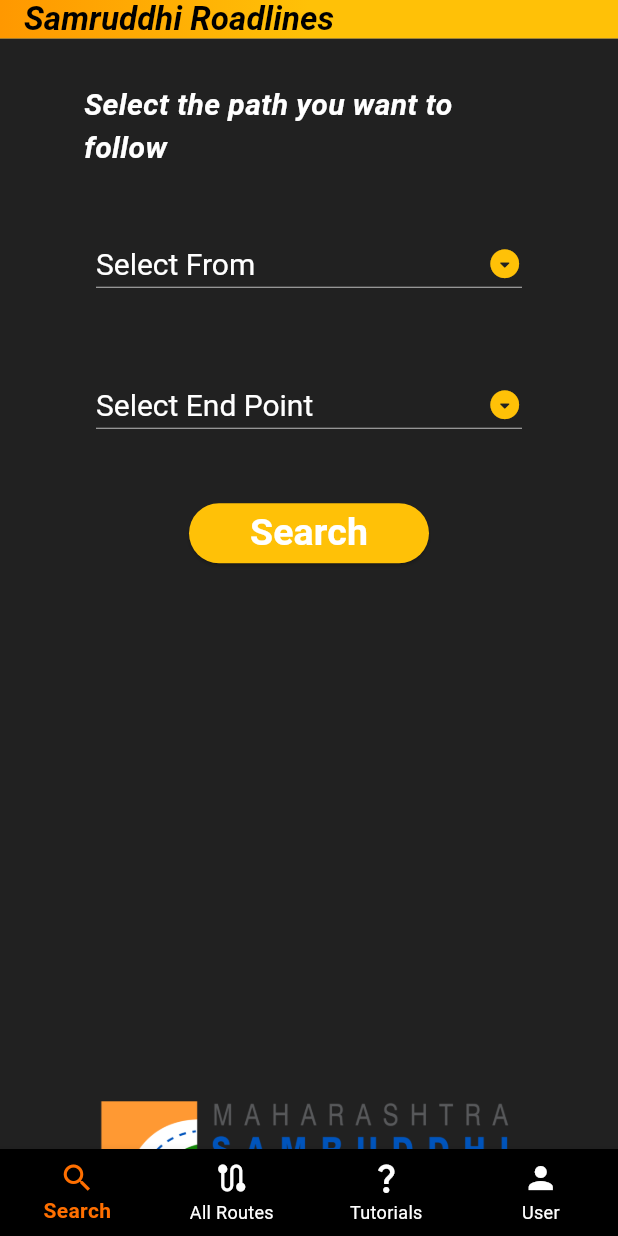
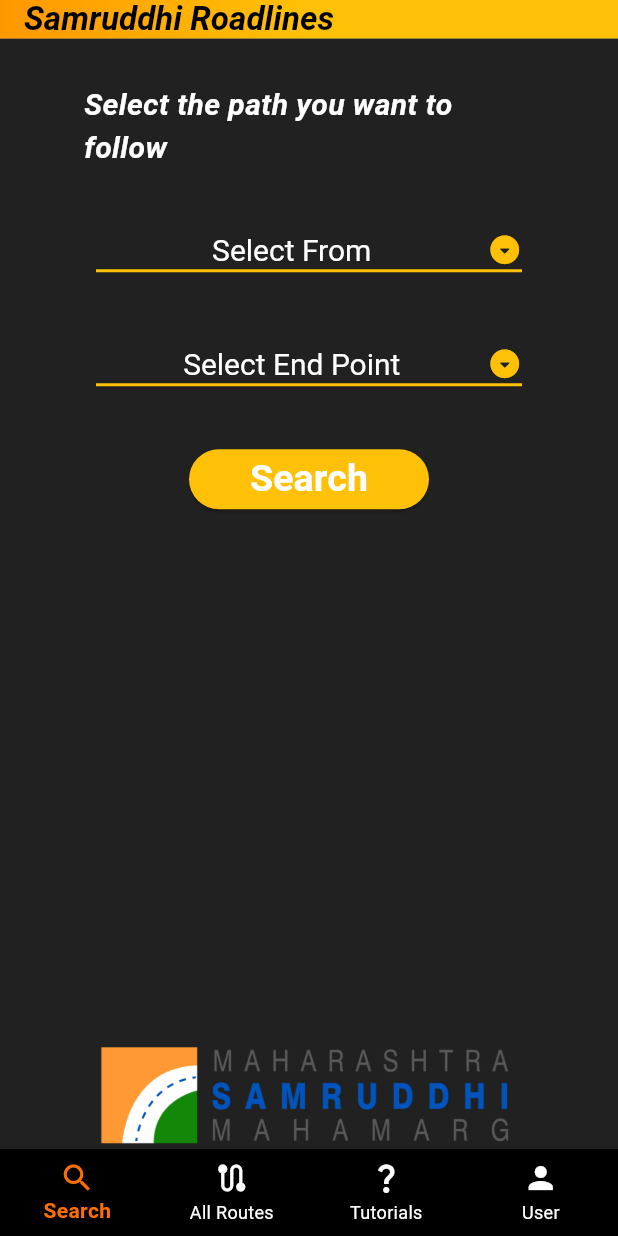
Before and after one commit to COffeebean2610/Project-SHW, a Flutter app: the screen it shows once a user with an empty profile is signed in, on a phone screen of 412 x 824 dp. Run offline on Flutter 3.47's test engine with Material 3 defaults, Android fonts, the phone set to English and light mode, and no system bars; our stand-ins replace carousel_slider, cloud_firestore, firebase_auth, firebase_core, fluttertoast, google_sign_in; accounts and stored records are empty; Roboto replaces fonts that are missing (Times New Roman).

Commit message:
size adjustment

```diff
--- a/lib/search_screen/search_screen.dart
+++ b/lib/search_screen/search_screen.dart
@@ -85,12 +85,20 @@ class SearchScreenState extends State<SearchScreen> {
                   padding: const EdgeInsets.all(8.0),
                   child: DropdownButton(
                     style: const TextStyle(fontSize: 20, color: Colors.white),
+                    underline: Container(
+                      height: 2,
+                      color: Colors.amber,
+                    ),
                     dropdownColor: Colors.amber,
                     icon: const Icon(
                       Icons.arrow_drop_down_circle_rounded,
                       color: Colors.amber,
                     ),
                     iconSize: 23,
+                    alignment: Alignment.center,
+                    menuMaxHeight: MediaQuery.of(context).size.height * 0.5-MediaQuery.of(context).padding.bottom,
+                    isDense: true,
+
                     isExpanded: true,
                     hint: const Text(
                       "Select From",
@@ -100,6 +108,7 @@ class SearchScreenState extends State<SearchScreen> {
                     items: listItems
                         .map((item) => DropdownMenuItem(
                               value: item,
+                      alignment: Alignment.center,
                               child: Text(item),
                             ))
                         .toList(),
@@ -114,13 +123,25 @@ class SearchScreenState extends State<SearchScreen> {
                 Padding(
 
                   padding: const EdgeInsets.all(8.0),
-                  child: DropdownButton(
+                  child:
+
+
+                      DropdownButton(
+                        //the dropdown menu should appear under the textfield
+                        underline: Container(
+                          height: 2,
+                          color: Colors.amber,
+                        ),
 
                         style: const TextStyle(fontSize: 20, color: Colors.black),
                         dropdownColor: Colors.amber,
                         icon: const Icon(Icons.arrow_drop_down_circle_rounded,
                             color: Colors.amber),
                         iconSize: 23,
+                        alignment: Alignment.center,
+                        menuMaxHeight: MediaQuery.of(context).size.height * 0.5-MediaQuery.of(context).padding.bottom,
+                        isDense: true,
+
                         isExpanded: true,
                         hint: const Text(
                           "Select End Point",
@@ -129,6 +150,8 @@ class SearchScreenState extends State<SearchScreen> {
                         value: _toLocation.isNotEmpty ? _toLocation : null,
                         items: listItems
                             .map((item) => DropdownMenuItem(
+                            alignment:Alignment.center,
+
                                   value: item,
                                   child: Text(item,style: const TextStyle(color: Colors.white),),
                                 ))
@@ -139,6 +162,8 @@ class SearchScreenState extends State<SearchScreen> {
                           });
                         },
                       ),
+
+
                 ),
                 const SizedBox(height: 30),
                 ElevatedButton(
```
Lines whose indentation alone changed are shown as unchanged.
